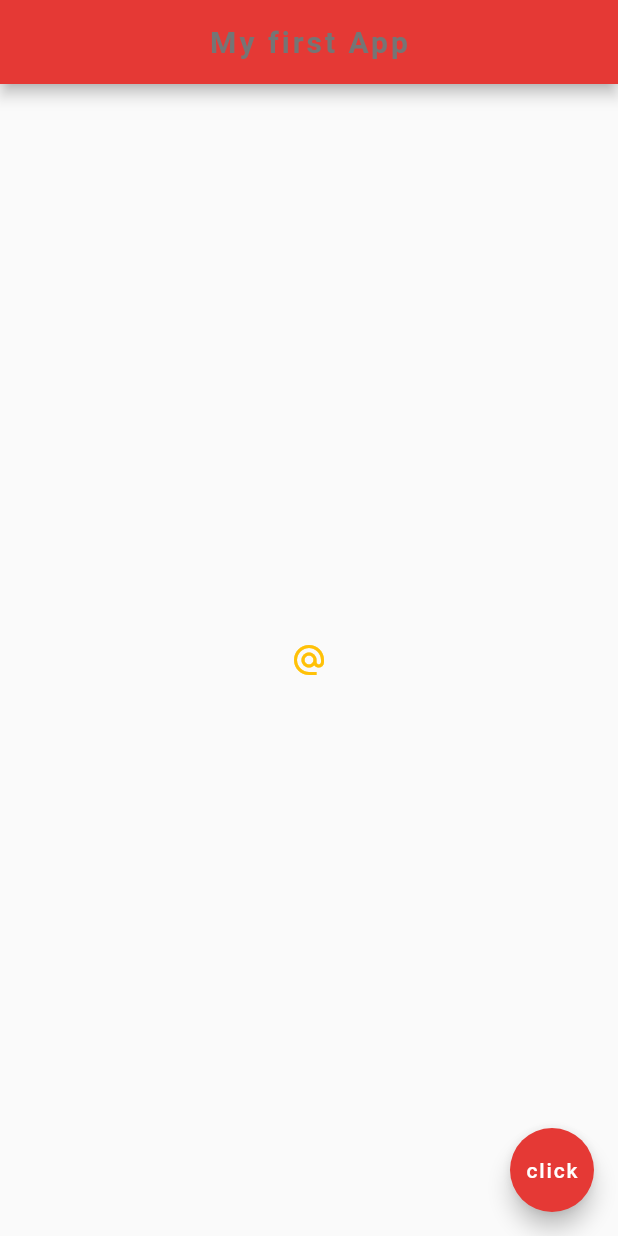
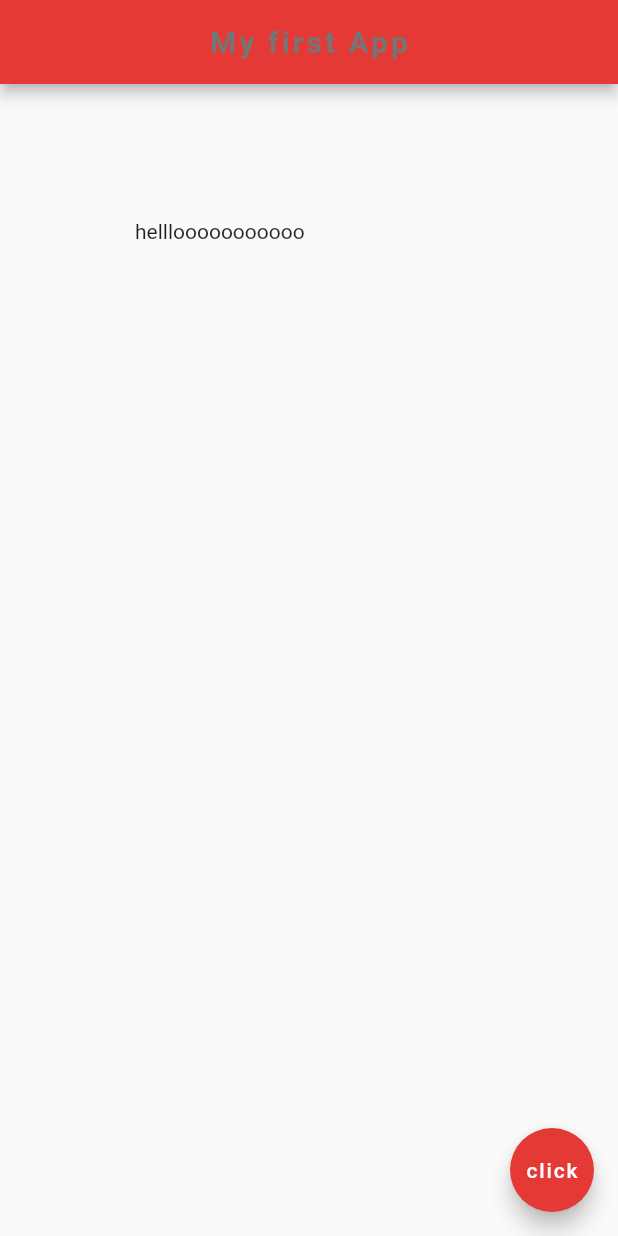
Before and after one commit to shamaahlawat/flutter-first-app, a Flutter app: the screen it shows after launch, on a phone screen of 412 x 824 dp. Run offline on Flutter 3.47's test engine with Material 2 defaults, Android fonts, the phone set to English and light mode, and no system bars.

Commit message:
containers , padding and margins added

```diff
--- a/helloFlutter/lib/main.dart
+++ b/helloFlutter/lib/main.dart
@@ -26,45 +26,62 @@ class Home extends StatelessWidget { //ITS OUR OWN CUSTOM WIDGET ,WE CAN RESUE I
        centerTitle : true,
        backgroundColor: Colors.red[600],
     ),
-    body:Center(
-      // child: Text('HELLO NINJASSSS'), // FOR TEXT
-      //ways to render images
-      // child:Image.asset('assets/shama.png'),
-    //   child:Image(
-    //     // image: NetworkImage('https://scx2.b-cdn.net/gfx/news/hires/2019/2-nature.jpg'), //FOR NETWORK IMAGE
-    //     // image:AssetImage('assets/shama.png') //why not working
-    //     )
-    // child:Icon(
-    //   Icons.airport_shuttle,
-    //   size:50.0
-    // )
+    // body:Center(
+    //   // child: Text('HELLO NINJASSSS'), // FOR TEXT
+    //   //ways to render images
+    //   // child:Image.asset('assets/shama.png'),
+    // //   child:Image(
+    // //     // image: NetworkImage('https://scx2.b-cdn.net/gfx/news/hires/2019/2-nature.jpg'), //FOR NETWORK IMAGE
+    // //     // image:AssetImage('assets/shama.png') //why not working
+    // //     )
+    // // child:Icon(
+    // //   Icons.airport_shuttle,
+    // //   size:50.0
+    // // )
 
-    // BUTTONS
+    // // BUTTONS
 
-      //  child:RaisedButton(
-      //    onPressed: () {
-      //      print('you clicked me');
-      //    },
-      //    child:Text('ckick me'),
-      //    color:Colors.lightBlue
-      //  )
+    //   //  child:RaisedButton(
+    //   //    onPressed: () {
+    //   //      print('you clicked me');
+    //   //    },
+    //   //    child:Text('ckick me'),
+    //   //    color:Colors.lightBlue
+    //   //  )
 
-      //  child:RaisedButton.icon(
-      //    onPressed: () {
-      //      print('you clicked me');
-      //    },
-      //    icon: Icon(
-      //      Icons.mail
-      //    ),
-      //    label:Text('mail me'),
-      //    color:Colors.amber,
-      //  )
+    //   //  child:RaisedButton.icon(
+    //   //    onPressed: () {
+    //   //      print('you clicked me');
+    //   //    },
+    //   //    icon: Icon(
+    //   //      Icons.mail
+    //   //    ),
+    //   //    label:Text('mail me'),
+    //   //    color:Colors.amber,
+    //   //  )
 
-      child:IconButton(
-        icon: Icon(Icons.alternate_email),
-         onPressed: () {},
-         color: Colors.amber,)
-    ), //child of center widget
+    //   // child:IconButton(
+    //   //   icon: Icon(Icons.alternate_email),
+    //   //    onPressed: () {},
+    //   //    color: Colors.amber,)
+
+    // ), //child of center widget
+
+//CONTAINER
+    // body: Container(
+    //   // padding:EdgeInsets.all(20.0),
+    //   // padding:EdgeInsets.symmetric(horizontal:30.0 , vertical:10.0),
+    //   padding:EdgeInsets.fromLTRB(10.0, 20.0, 30.0, 40.0),
+    //   margin:EdgeInsets.all(30.0),
+    //   color:Colors.grey[400],
+    //   child:Text('hey whts app')
+    // ),
+
+    //CONTAINER OTHER WAY
+    body:Padding(
+      padding:EdgeInsets.all(90.0),
+      child:Text('helllooooooooooo')
+    ),
     floatingActionButton: FloatingActionButton(
       onPressed: () {},
       child:Text('click'),
```
